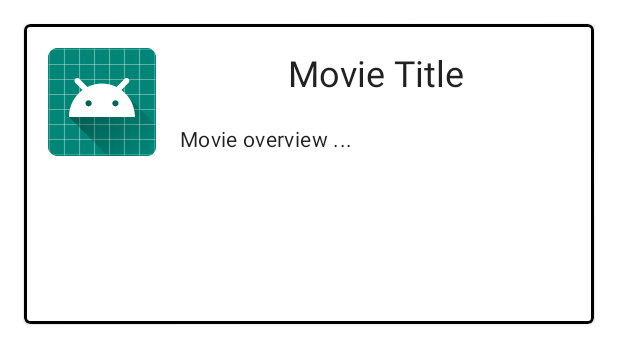
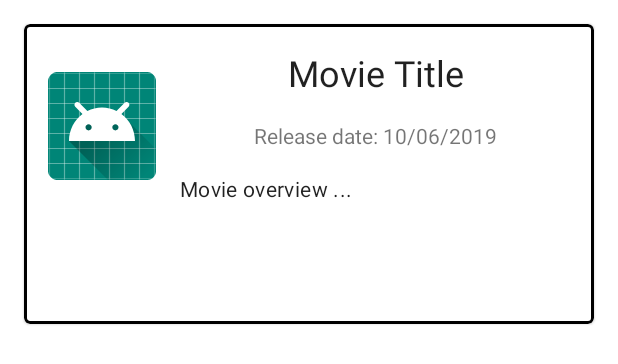
Before and after one commit to gabrielseibel1/KobeMovies, an Android app: the layout movie.xml on its own in the app's theme, with its tools: preview values and no code run, on a phone screen of 412 x 824 dp. Shown: the top 364 px of the screen. Run offline under Robolectric (Android 15) with nearby library versions, the phone set to English and light mode, and no system bars.

Commit message:
Add release date to movies

```diff
--- a/app/src/main/java/com/seibel/gabriel/kobemovies/view/MovieRecyclerViewAdapter.kt
+++ b/app/src/main/java/com/seibel/gabriel/kobemovies/view/MovieRecyclerViewAdapter.kt
@@ -16,6 +16,7 @@ import com.seibel.gabriel.kobemovies.view.MovieListFragment.OnMovieListInteracti
 import com.squareup.picasso.Picasso
 
 import kotlinx.android.synthetic.main.movie.view.*
+import org.w3c.dom.Text
 
 
 /**
@@ -53,8 +54,10 @@ class MovieRecyclerViewAdapter(
 
     override fun onBindViewHolder(holder: ViewHolder, position: Int) {
         val movie = movies[position]
+
         //bind text fields
         holder.title.text = movie.title
+        holder.realeaseDate.text = movie.prettyReleaseDate()
         holder.overview.text = movie.overview
 
         //load image async with picasso
@@ -73,6 +76,7 @@ class MovieRecyclerViewAdapter(
 
     inner class ViewHolder(val mView: View) : RecyclerView.ViewHolder(mView) {
         val title: TextView = mView.title
+        val realeaseDate: TextView = mView.release_date
         val overview: TextView = mView.overview
         val poster: ImageView = mView.poster
 
--- a/app/src/main/res/layout/movie.xml
+++ b/app/src/main/res/layout/movie.xml
@@ -42,6 +42,17 @@
             app:layout_constraintTop_toTopOf="parent" />
 
         <TextView
+            android:id="@+id/release_date"
+            android:layout_width="wrap_content"
+            android:layout_height="wrap_content"
+            android:text="@string/release_date_stub"
+            android:layout_margin="16dp"
+
+            app:layout_constraintTop_toBottomOf="@+id/title"
+            app:layout_constraintStart_toEndOf="@id/poster"
+            app:layout_constraintEnd_toEndOf="parent" />
+
+        <TextView
             android:id="@+id/overview"
             android:layout_width="0dp"
             android:layout_height="wrap_content"
@@ -54,7 +65,7 @@
             app:layout_constraintBottom_toBottomOf="parent"
             app:layout_constraintEnd_toEndOf="parent"
             app:layout_constraintStart_toEndOf="@+id/poster"
-            app:layout_constraintTop_toBottomOf="@id/title" />
+            app:layout_constraintTop_toBottomOf="@id/release_date" />
 
     </androidx.constraintlayout.widget.ConstraintLayout>
 
--- a/app/src/main/res/values/strings.xml
+++ b/app/src/main/res/values/strings.xml
@@ -94,4 +94,5 @@
     <string name="movie_poster">Movie poster</string>
     <string name="movie_title_stub">Movie Title</string>
     <string name="movie_overview_stub">Movie overview ...</string>
+    <string name="release_date_stub">Release date: 10/06/2019</string>
 </resources>
```
Also changed, not shown: app/src/main/java/com/seibel/gabriel/kobemovies/model/Movie.kt (+16 -3 lines).
